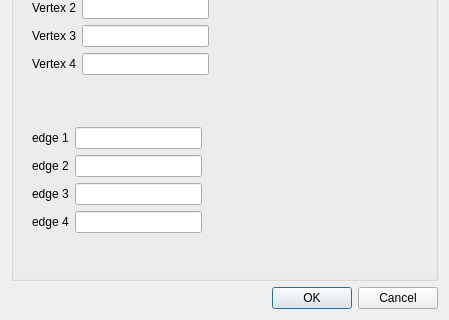
The window that src/HEXABLOCKGUI/Quad_QTD.ui (SalomePlatform/hexablock) describes before a commit, drawn with Qt 5; both pictures show x 0 to 449 and y 147 to 467 of the 449 by 467 pixel window.
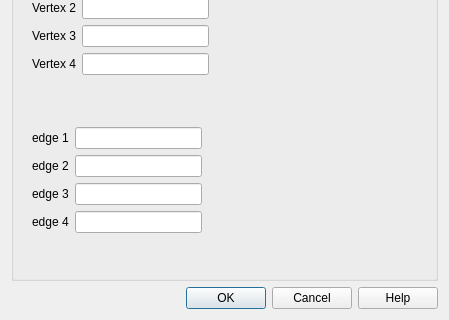
The same window after the commit.

Commit message: added: -Propagation, Vector ( completed ) dialog panel. -Help button on all panel. -Delegate for all Panel updated: -menu always showed for each action

```diff
--- a/src/HEXABLOCKGUI/Quad_QTD.ui
+++ b/src/HEXABLOCKGUI/Quad_QTD.ui
@@ -233,7 +233,7 @@
       <enum>Qt::Horizontal</enum>
      </property>
      <property name="standardButtons">
-      <set>QDialogButtonBox::Cancel|QDialogButtonBox::Ok</set>
+      <set>QDialogButtonBox::Cancel|QDialogButtonBox::Ok|QDialogButtonBox::Help</set>
      </property>
     </widget>
    </item>
```
The commit also changes 37 other files.
